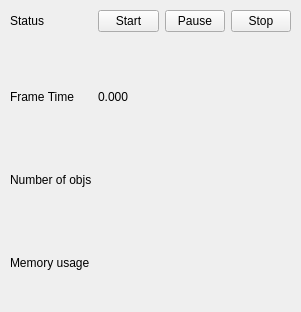
The window that src/StreamingWindow.ui (dvdkouril/MayaUnitySharedMem) describes before a commit, drawn with Qt 5.
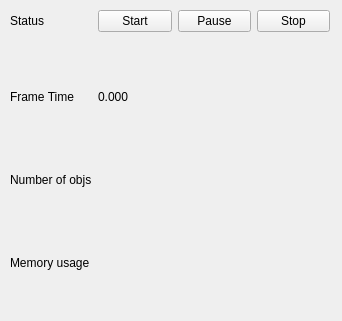
The same window after the commit.

Commit message: figured out how to access the label to update it from CustomLocator::draw

Diff of the .ui file:
```diff
--- a/src/StreamingWindow.ui
+++ b/src/StreamingWindow.ui
@@ -6,8 +6,8 @@
    <rect>
     <x>0</x>
     <y>0</y>
-    <width>301</width>
-    <height>312</height>
+    <width>342</width>
+    <height>321</height>
    </rect>
   </property>
   <property name="sizePolicy">
@@ -24,7 +24,7 @@
     <rect>
      <x>10</x>
      <y>10</y>
-     <width>281</width>
+     <width>320</width>
      <height>291</height>
     </rect>
    </property>
```
The commit also changes 4 other files.
